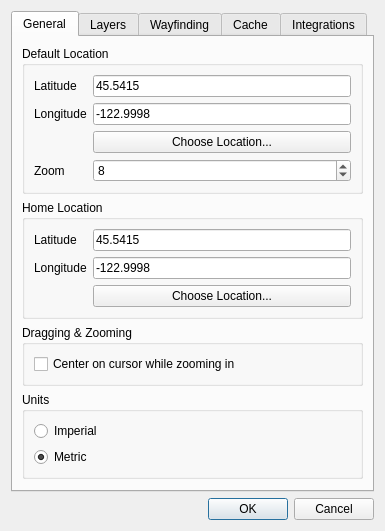
Above: settingsdialog.ui from archnemesis/OSMExplorer before the change. Below: the same form after it.
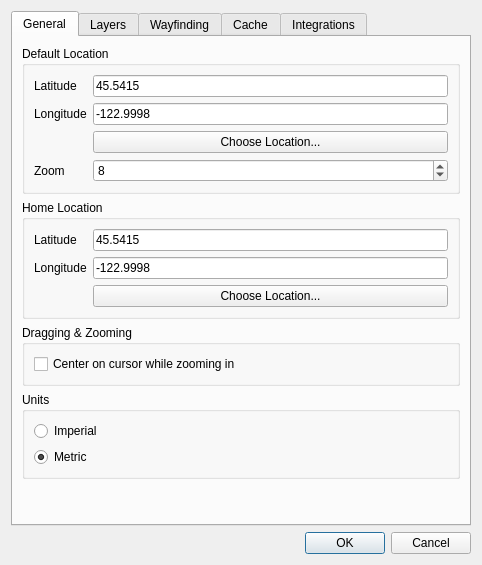
That is the form after the change. The open tabs and pages were chosen to show the change.

```diff
--- a/settingsdialog.ui
+++ b/settingsdialog.ui
@@ -6,8 +6,8 @@
    <rect>
     <x>0</x>
     <y>0</y>
-    <width>385</width>
-    <height>481</height>
+    <width>482</width>
+    <height>565</height>
    </rect>
   </property>
   <property name="windowTitle">
```
Left out of the diff: 2 changed lines with no effect on the pictures.
